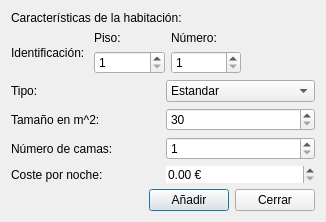
Old version of the form Componentes_Visuales/Ventana_Nueva_Habitacion/aniadirhabitacion.ui in the repository Dennis-Villa/Gestor_Hotelero.
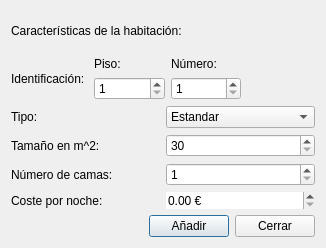
New version of the form.

Diff of the .ui file:
```diff
--- a/Componentes_Visuales/Ventana_Nueva_Habitacion/aniadirhabitacion.ui
+++ b/Componentes_Visuales/Ventana_Nueva_Habitacion/aniadirhabitacion.ui
@@ -7,7 +7,7 @@
     <x>0</x>
     <y>0</y>
     <width>326</width>
-    <height>213</height>
+    <height>248</height>
    </rect>
   </property>
   <property name="windowTitle">
```
